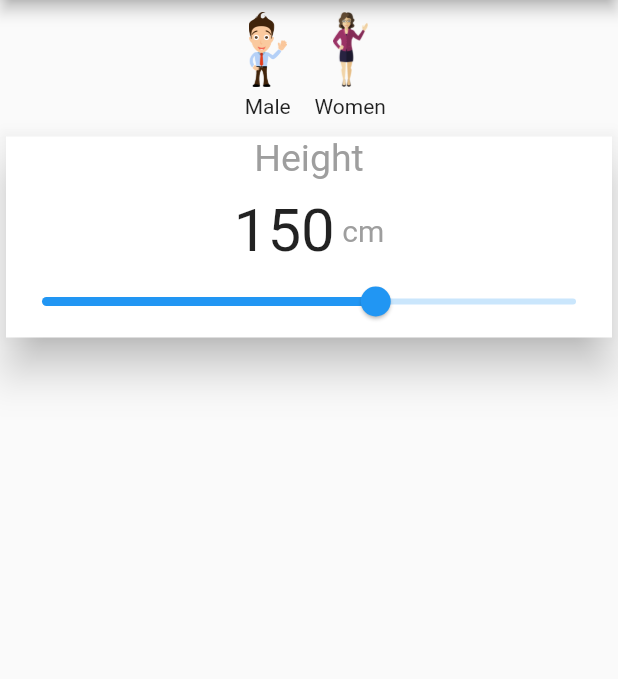
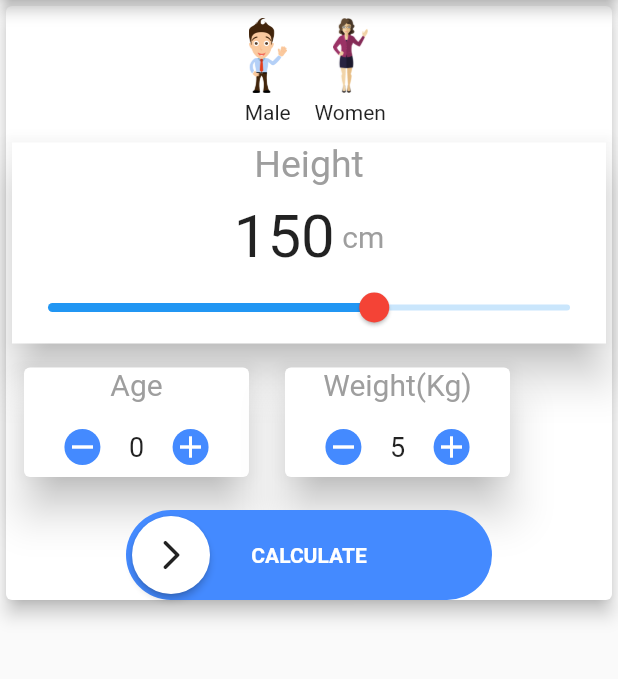
Before and after one commit to piumal96/bmical, a Flutter app: the screen it shows after launch, on a phone screen of 412 x 824 dp, the part 84-763 px from its top. Run offline on Flutter 3.47's test engine with Material 2 defaults, Android fonts, the phone set to English and light mode, and no system bars; drawn by our look-alikes of swipeable_button_view; missing offline and left inert: flutter_3d_choice_chip.

Commit message:
Swipeable button added

```diff
--- a/lib/main.dart
+++ b/lib/main.dart
@@ -12,6 +12,7 @@ class MyApp extends StatelessWidget {
   @override
   Widget build(BuildContext context) {
     return MaterialApp(
+      debugShowCheckedModeBanner: false,
       title: 'Flutter Demo',
       theme: ThemeData(
         // This is the theme of your application.
--- a/lib/screens/home.dart
+++ b/lib/screens/home.dart
@@ -1,5 +1,7 @@
+import 'package:bmical/widget/age_weight_widget.dart';
 import 'package:bmical/widget/gender_widget.dart';
 import 'package:flutter/material.dart';
+import 'package:swipeable_button_view/swipeable_button_view.dart';
 
 import '../widget/height_widget.dart';
 
@@ -9,7 +11,12 @@ class home extends StatefulWidget {
   @override
   State<home> createState() => _homeState();
 }
-int _gender=0;
+
+int _gender = 0;
+int _height = 150;
+int _age = 26;
+int _weight = 68;
+
 class _homeState extends State<home> {
   @override
   Widget build(BuildContext context) {
@@ -18,11 +25,54 @@ class _homeState extends State<home> {
         title: Text("BMI Calculator"),
       ),
       body: SingleChildScrollView(
-        child: Column(
-          children: [
-            GenderWidget(onChange: (genderVal ) { _gender=genderVal; },),
-            Height_Widget(),
-          ],
+        child: Card(
+          elevation: 5,
+          child: Column(
+            children: [
+              GenderWidget(
+                onChange: (genderVal) {
+                  _gender = genderVal;
+                },
+              ),
+              Height_Widget(
+                onChange: (heightVal) {
+                  _height = _height;
+                },
+              ),
+              Row(
+                children: [
+                  AgeWeightWidget(
+                      onChanged: (ageVal) {
+                        _weight = ageVal;
+                      },
+                      title: "Age",
+                      initValue: 0,
+                      min: 0,
+                      max: 100),
+                  AgeWeightWidget(
+                      onChanged: (ageVal) {
+                        _weight = ageVal;
+                      },
+                      title: "Weight(Kg)",
+                      initValue: 5,
+                      min: 0,
+                      max: 100),
+                ],
+              ),
+              SizedBox(
+                height: 10,
+              ),
+              Padding(
+                padding: const EdgeInsets.symmetric(horizontal: 80),
+                child: SwipeableButtonView(
+                    onFinish: () {},
+                    onWaitingProcess: () {},
+                    activeColor: Colors.blueAccent,
+                    buttonWidget: Icon(Icons.arrow_forward_ios_rounded),
+                    buttonText: "CALCULATE"),
+              )
+            ],
+          ),
         ),
       ),
     );
--- /dev/null
+++ b/lib/widget/age_weight_widget.dart
@@ -0,0 +1,101 @@
+import 'package:flutter/material.dart';
+
+class AgeWeightWidget extends StatefulWidget {
+  const AgeWeightWidget(
+      {Key? key,
+      required this.onChanged,
+      required this.title,
+      required this.initValue,
+      required this.min,
+      required this.max})
+      : super(key: key);
+
+  final Function(int) onChanged;
+  final String title;
+  final int initValue;
+  final int min;
+  final int max;
+
+  @override
+  State<AgeWeightWidget> createState() => _AgeWeightWidgetState();
+}
+
+class _AgeWeightWidgetState extends State<AgeWeightWidget> {
+  int count=1;
+
+  @override
+  void initState() {
+    // TODO: implement initState
+    super.initState();
+    count=widget.initValue;
+  }
+
+  @override
+  Widget build(BuildContext context) {
+    return Padding(
+      padding: EdgeInsets.all(8.0),
+      child: Card(
+        elevation: 12,
+        child: Column(
+          children: [
+            SizedBox(width: 150,),
+            Text(
+              widget.title,
+              style: TextStyle(fontSize: 20, color: Colors.grey),
+            ),
+            SizedBox(
+              height: 10,
+            ),
+            Padding(
+              padding: const EdgeInsets.all(8.0),
+              child: Row(
+                mainAxisAlignment: MainAxisAlignment.center,
+                children: [
+                  InkWell(
+                    child: CircleAvatar(
+                      radius: 12,
+                      backgroundColor: Colors.blueAccent,
+                      child: Icon(
+                        Icons.remove,
+                        color: Colors.white,
+                      ),
+                    ),
+                    onTap: (){
+                      setState(() {
+                        if(count>widget.min){
+                          count--;
+                        }
+                      });
+                      widget.onChanged(count);
+                    },
+                  ),
+                  SizedBox(width: 19,),
+                  Text(count.toString(),style: TextStyle(color: Colors.black87,fontSize: 18),),
+                  SizedBox(width: 19,),
+                  InkWell(
+                    child: CircleAvatar(
+                      radius: 12,
+                      backgroundColor: Colors.blueAccent,
+                      child: Icon(
+                        Icons.add,
+                        color: Colors.white,
+                      ),
+                    ),
+                    onTap: (){
+                      setState(() {
+                        if(count >= widget.min){
+                          count++;
+                        }
+                      });
+                      widget.onChanged(count);
+                    },
+                  ),
+                ],
+              ),
+            )
+          ],
+        ),
+      ),
+    );
+  }
+}
--- a/lib/widget/height_widget.dart
+++ b/lib/widget/height_widget.dart
@@ -1,34 +1,56 @@
 import 'package:flutter/material.dart';
 
 class Height_Widget extends StatefulWidget {
-  const Height_Widget({Key? key}) : super(key: key);
+  const Height_Widget({Key? key, required this.onChange}) : super(key: key);
+  final Function(int) onChange;
 
   @override
   State<Height_Widget> createState() => _Height_WidgetState();
 }
-int _height=150;
+
+int _height = 150;
 
 class _Height_WidgetState extends State<Height_Widget> {
   @override
   Widget build(BuildContext context) {
     return Card(
-      elevation: 12,shape: const RoundedRectangleBorder(),child: Column(
+      elevation: 12,
+      shape: const RoundedRectangleBorder(),
+      child: Column(
         children: [
-        Text("Height",style: TextStyle(fontSize: 25,color: Colors.grey),),
-        SizedBox(height: 10,),
+          Text(
+            "Height",
+            style: TextStyle(fontSize: 25, color: Colors.grey),
+          ),
+          SizedBox(
+            height: 10,
+          ),
           Row(
             mainAxisAlignment: MainAxisAlignment.center,
             children: [
-            Text(_height.toString(),style: TextStyle(fontSize: 40),),
-            SizedBox(width: 5,),
-            Text("cm",style: TextStyle(fontSize: 20,color: Colors.grey),),
-
+              Text(
+                _height.toString(),
+                style: TextStyle(fontSize: 40),
+              ),
+              SizedBox(
+                width: 5,
+              ),
+              Text(
+                "cm",
+                style: TextStyle(fontSize: 20, color: Colors.grey),
+              ),
             ],
           ),
-        Slider(max: 240,min: 0,value: _height.toDouble(), onChanged: (value){
+          Slider(
+              max: 240,
+              min: 0,
+              value: _height.toDouble(),
+              thumbColor: Colors.red,
+              onChanged: (value) {
                 setState(() {
-            _height=value.toInt();
+                  _height = value.toInt();
                 });
+                widget.onChange(_height);
               })
         ],
       ),
```
Lines whose indentation alone changed are shown as unchanged.
